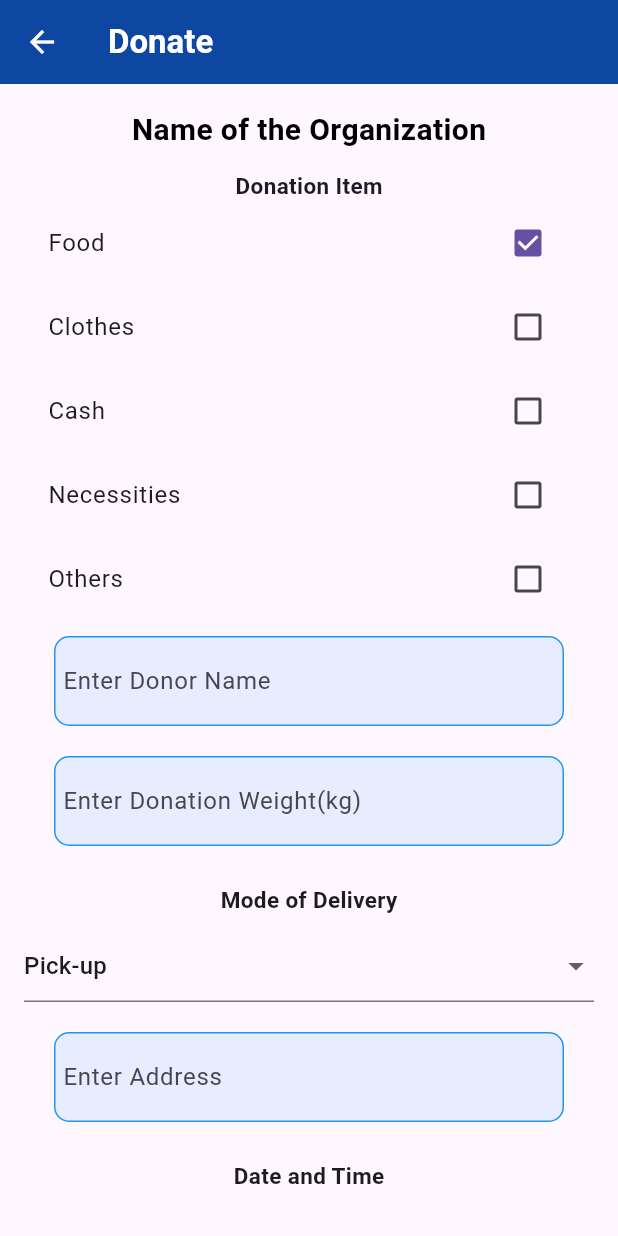
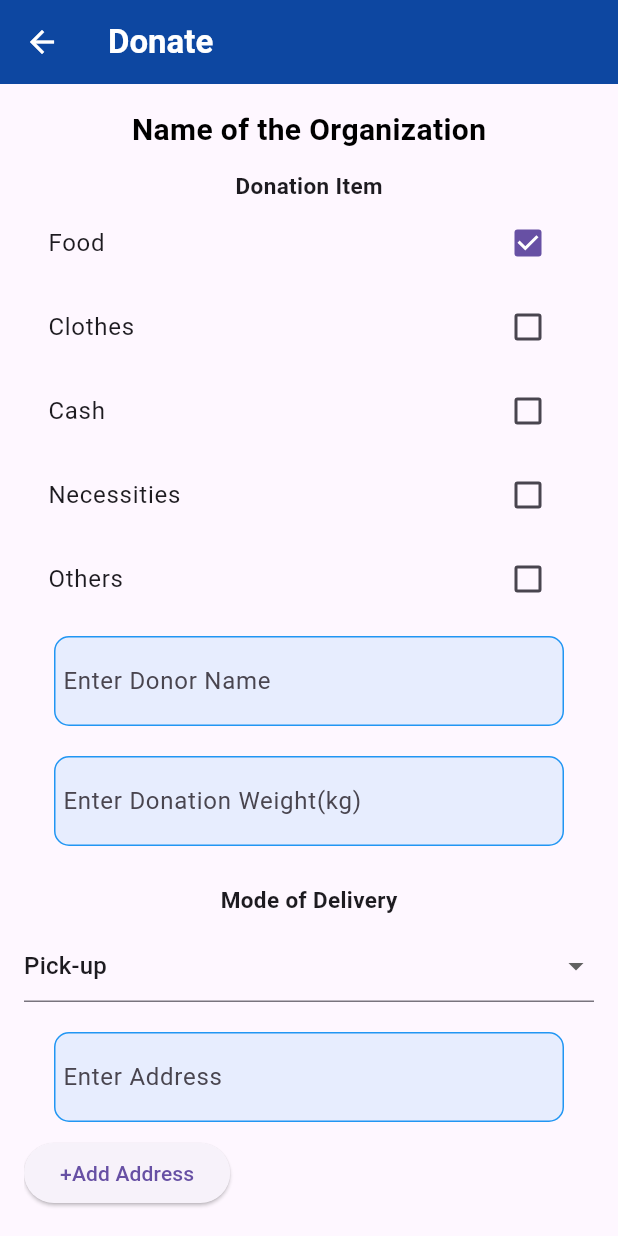
Before and after one commit to jvcerezo/cmsc23-project, a Flutter app: the DonationPage screen opened by its route, on a phone screen of 412 x 824 dp. Run offline on Flutter 3.47's test engine with Material 3 defaults, Android fonts, the phone set to English and light mode, and no system bars; our stand-ins replace cloud_firestore, firebase_auth, firebase_core; accounts and stored records are empty.

Commit message:
add:button to add address and delete

```diff
--- a/elbigayan/lib/widgets/donorAddressInputField_widget.dart
+++ b/elbigayan/lib/widgets/donorAddressInputField_widget.dart
@@ -1,13 +1,57 @@
 import 'package:flutter/material.dart';
+import 'package:flutter/widgets.dart';
 
-class AddressInputField extends StatelessWidget {
+class AddressInputField extends StatefulWidget {
   final TextEditingController controller;
 
   const AddressInputField({Key? key, required this.controller}) : super(key: key);
 
     @override
+  _AddressInputFieldState createState() => _AddressInputFieldState();
+}
+class _AddressInputFieldState extends State<AddressInputField> {
+  //maanage the additional address input field dynamic
+  List<TextEditingController> additionalControllers=[];
+
+  @override
   Widget build(BuildContext context) {
-    return Container(
+    return Column(
+      crossAxisAlignment: CrossAxisAlignment.start,
+      children: [
+        Container(
+          margin: EdgeInsets.symmetric(horizontal: 20, vertical: 10),
+          padding: EdgeInsets.all(5),
+          decoration: BoxDecoration(
+            color: Colors.blue.withOpacity(0.1),
+            border: Border.all(color: Colors.blue),
+            borderRadius: BorderRadius.circular(10),
+          ),
+          child: TextField(
+            controller: widget.controller,
+            decoration: InputDecoration(
+              hintText: 'Enter Address',
+              border: InputBorder.none,
+            ),
+          ),
+        ),
+        ElevatedButton(
+          onPressed:() {
+            setState(() {
+              additionalControllers.add(TextEditingController());
+            });
+          },
+          child:
+          Text(
+            '+Add Address'
+          ),
+        ),
+          ...additionalControllers.asMap().entries.map((entry){
+            int index=entry.key;
+            TextEditingController controller =entry.value;
+            return Row(
+              children: [
+                Expanded(
+                  child:Container(
                     margin: EdgeInsets.symmetric(horizontal: 20, vertical: 10),
                     padding: EdgeInsets.all(5),
                     decoration: BoxDecoration(
@@ -18,10 +62,24 @@ class AddressInputField extends StatelessWidget {
                   child: TextField(
                     controller: controller,
                     decoration: InputDecoration(
-          hintText: 'Enter Address',
+                      hintText: 'Enter Additional Address',
                       border: InputBorder.none,
                     ),
                   ),
+                ),
+              ),
+              IconButton(
+                icon: Icon(Icons.delete),
+                onPressed: () {
+                  setState(() {
+                    additionalControllers.removeAt(index);
+                  });
+                },
+              ),
+              ],
+            );
+          }).toList(),
+      ],
     );
   }
 }
```
Lines whose indentation alone changed are shown as unchanged.
